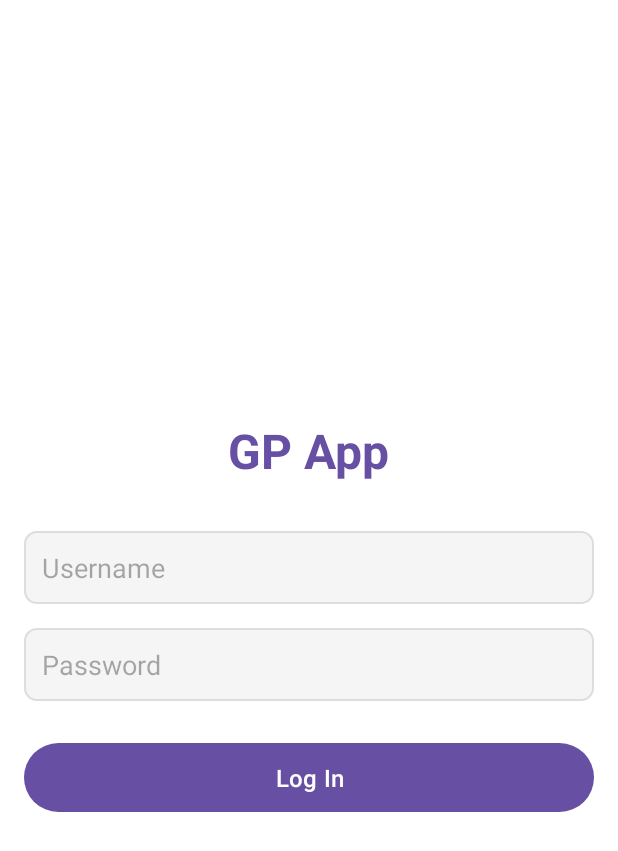
After one commit to FranciscoBabinha/gppatientapp, an Android app: the layout login_screen.xml on its own in the app's theme, with its tools: preview values and no code run, on a phone screen of 412 x 824 dp. The commit adds this screen. Shown: the top 851 px of the screen. Run offline under Robolectric (Android 15) with nearby library versions, the phone set to English and light mode, and no system bars.

Commit message:
log in screen

```diff
--- /dev/null
+++ b/app/src/main/res/drawable/edit_text_background.xml
@@ -0,0 +1,8 @@
+<?xml version="1.0" encoding="utf-8"?>
+<shape xmlns:android="http://schemas.android.com/apk/res/android">
+    <solid android:color="#F5F5F5"/>
+    <corners android:radius="8dp"/>
+    <stroke
+        android:width="1dp"
+        android:color="#DDDDDD"/>
+</shape>
--- /dev/null
+++ b/app/src/main/res/layout/login_screen.xml
@@ -0,0 +1,51 @@
+<?xml version="1.0" encoding="utf-8"?>
+<LinearLayout xmlns:android="http://schemas.android.com/apk/res/android"
+    android:layout_width="match_parent"
+    android:layout_height="match_parent"
+    android:orientation="vertical"
+    android:padding="16dp"
+    android:gravity="center"
+    android:background="@color/white">
+
+    <!-- App Title -->
+    <TextView
+        android:layout_width="wrap_content"
+        android:layout_height="wrap_content"
+        android:text="GP App"
+        android:textSize="32sp"
+        android:textStyle="bold"
+        android:textColor="?attr/colorPrimary"
+        android:layout_marginBottom="32dp"/>
+
+    <!-- Username Input -->
+    <EditText
+        android:id="@+id/username_input"
+        android:layout_width="match_parent"
+        android:layout_height="wrap_content"
+        android:hint="Username"
+        android:inputType="text"
+        android:padding="12dp"
+        android:layout_marginBottom="16dp"
+        android:background="@drawable/edit_text_background"/>
+
+    <!-- Password Input -->
+    <EditText
+        android:id="@+id/password_input"
+        android:layout_width="match_parent"
+        android:layout_height="wrap_content"
+        android:hint="Password"
+        android:inputType="textPassword"
+        android:padding="12dp"
+        android:layout_marginBottom="24dp"
+        android:background="@drawable/edit_text_background"/>
+
+    <!-- Login Button -->
+    <Button
+        android:id="@+id/login_button"
+        android:layout_width="match_parent"
+        android:layout_height="wrap_content"
+        android:text="Log In"
+        android:textSize="16sp"
+        android:padding="12dp"/>
+
+</LinearLayout>
```
Also changed, not shown: app/src/main/AndroidManifest.xml (+6 -1 lines), app/src/main/java/com/example/gpapp/LoginActivity.java (added, +48 -0 lines), app/src/main/java/com/example/gpapp/MainActivity.java (+35 -6 lines), app/src/main/res/drawable/ic_logout.xml (added, +10 -0 lines), app/src/main/res/menu/settings_menu.xml (added, +7 -0 lines).
